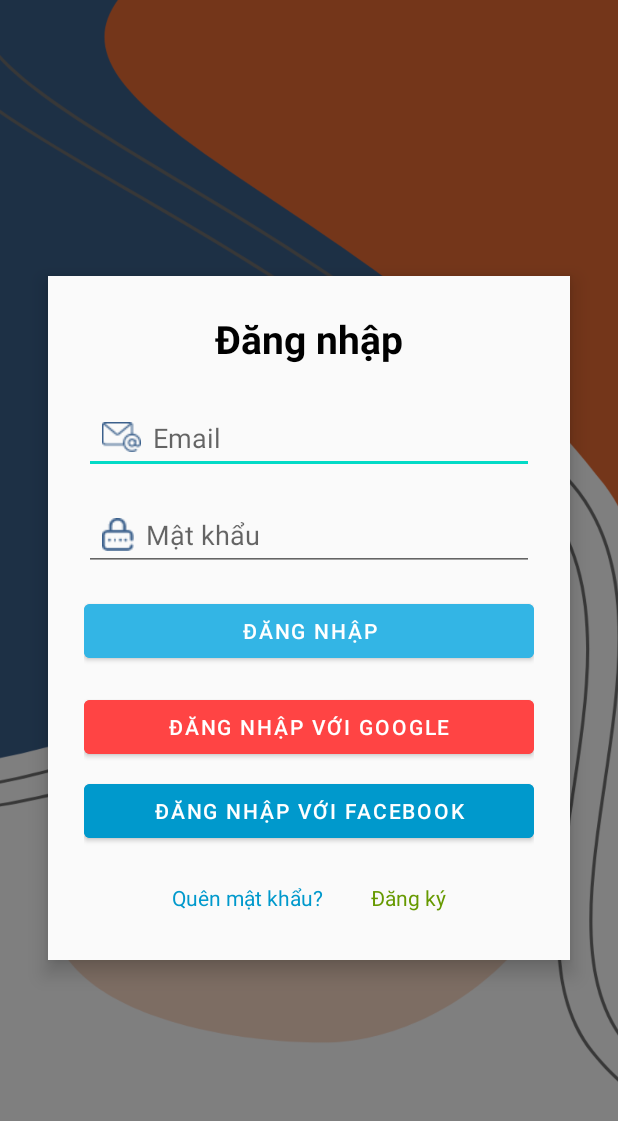
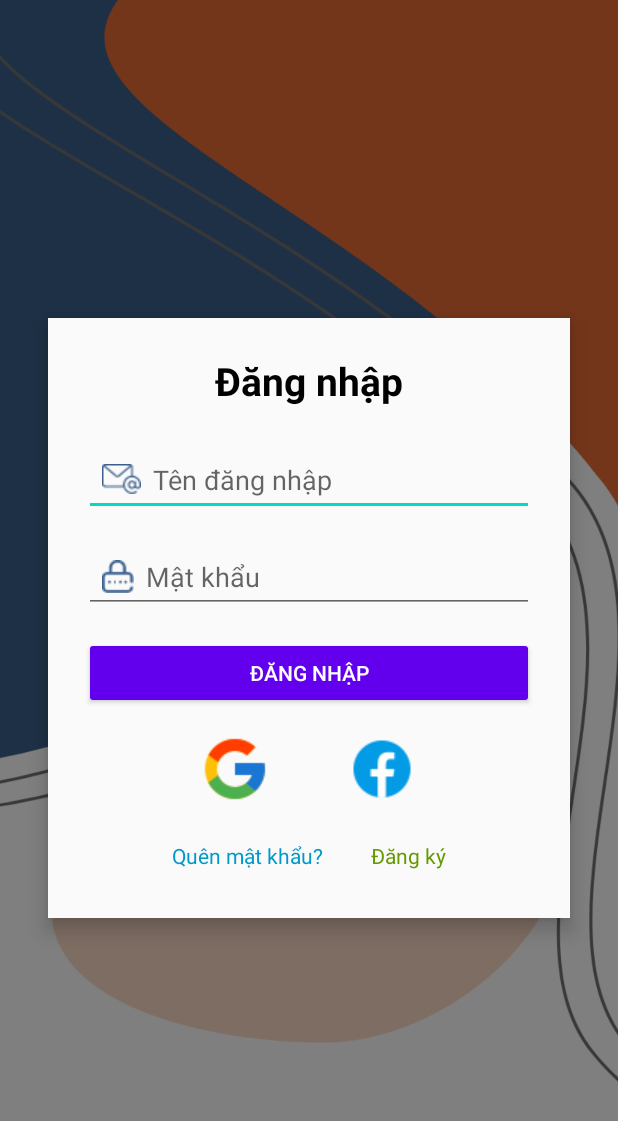
Before and after one commit to ThinhVo0/dating-app-ui, an Android app: the layout login.xml on its own in the app's theme, with its tools: preview values and no code run, on a phone screen of 412 x 824 dp. Shown: the top 1121 px of the screen. Run offline under Robolectric (Android 15) with nearby library versions, the phone set to English and light mode, and no system bars.

Commit message:
update LoginActivity

```diff
--- a/app/src/main/AndroidManifest.xml
+++ b/app/src/main/AndroidManifest.xml
@@ -13,7 +13,7 @@
         android:theme="@style/Base.Theme.Datingapp"
         tools:targetApi="31">
         <activity
-            android:name=".activity.MainActivity"
+            android:name=".activity.LoginActivity"
             android:exported="true">
             <intent-filter>
                 <action android:name="android.intent.action.MAIN" />
@@ -21,7 +21,7 @@
                 <category android:name="android.intent.category.LAUNCHER" />
             </intent-filter>
         </activity>
-        <activity android:name=".activity.LoginActivity" />
+        <activity android:name=".activity.MainActivity" />
         <activity android:name=".activity.RegisterActivity" />
 
     </application>
--- a/app/src/main/res/layout/login.xml
+++ b/app/src/main/res/layout/login.xml
@@ -68,7 +68,7 @@
             android:layout_marginBottom="16dp"
             android:drawableStart="@drawable/email"
             android:drawablePadding="8dp"
-            android:hint="Email"
+            android:hint="Tên đăng nhập"
             android:inputType="textEmailAddress"
             android:padding="12dp" />
 
@@ -87,6 +87,7 @@
         <!-- Nút Đăng nhập -->
         <Button
             android:id="@+id/loginButton"
+            style="@style/Widget.AppCompat.Button.Colored"
             android:layout_width="match_parent"
             android:layout_height="wrap_content"
             android:layout_marginBottom="16dp"
@@ -95,31 +96,30 @@
             android:text="Đăng nhập"
             android:textColor="@android:color/white" />
 
-        <!-- Nút Đăng nhập với Google -->
-        <Button
-            android:id="@+id/googleLoginButton"
-            android:layout_width="match_parent"
-            android:layout_height="wrap_content"
-            android:layout_marginBottom="8dp"
-            android:backgroundTint="@android:color/holo_red_light"
-            android:drawableStart="@drawable/google"
-            android:drawablePadding="8dp"
-            android:elevation="4dp"
-            android:text="Đăng nhập với Google"
-            android:textColor="@android:color/white" />
-
-        <!-- Nút Đăng nhập với Facebook -->
-        <Button
-            android:id="@+id/facebookLoginButton"
+        <LinearLayout
             android:layout_width="match_parent"
             android:layout_height="wrap_content"
             android:layout_marginBottom="16dp"
-            android:backgroundTint="@android:color/holo_blue_dark"
-            android:drawableStart="@drawable/facebook"
-            android:drawablePadding="8dp"
-            android:elevation="4dp"
-            android:text="Đăng nhập với Facebook"
-            android:textColor="@android:color/white" />
+            android:gravity="center"
+            android:orientation="horizontal">
+
+            <ImageButton
+                android:id="@+id/googleLoginButton"
+                android:layout_width="48dp"
+                android:layout_height="48dp"
+                android:layout_marginEnd="50dp"
+                android:background="@android:color/transparent"
+                android:scaleType="centerInside"
+                android:src="@drawable/google" />
+
+            <ImageButton
+                android:id="@+id/facebookLoginButton"
+                android:layout_width="48dp"
+                android:layout_height="48dp"
+                android:background="@android:color/transparent"
+                android:scaleType="centerInside"
+                android:src="@drawable/facebook" />
+        </LinearLayout>
 
         <!-- Liên kết Quên mật khẩu và Đăng ký -->
         <LinearLayout
```
Also changed, not shown: app/src/main/java/com/example/datingapp/activity/LoginActivity.java (+30 -1 lines), app/src/main/res/drawable/facebook.png, app/src/main/res/drawable/google.png.
